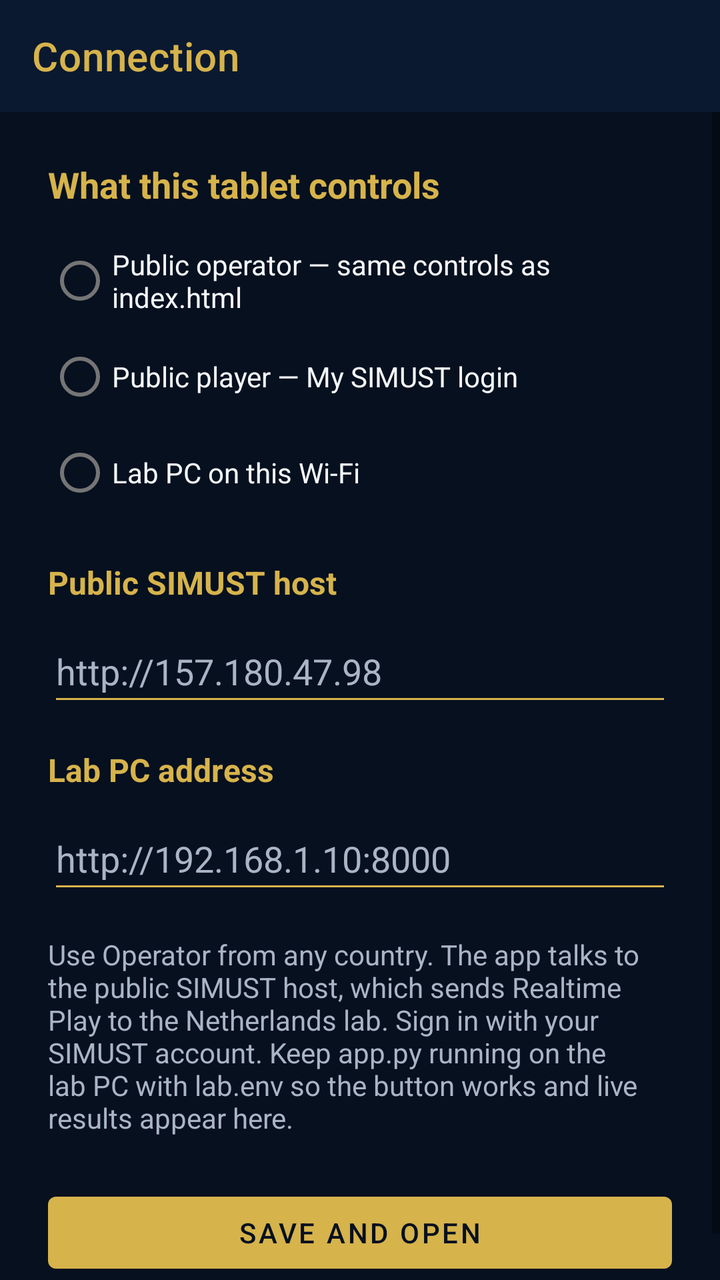
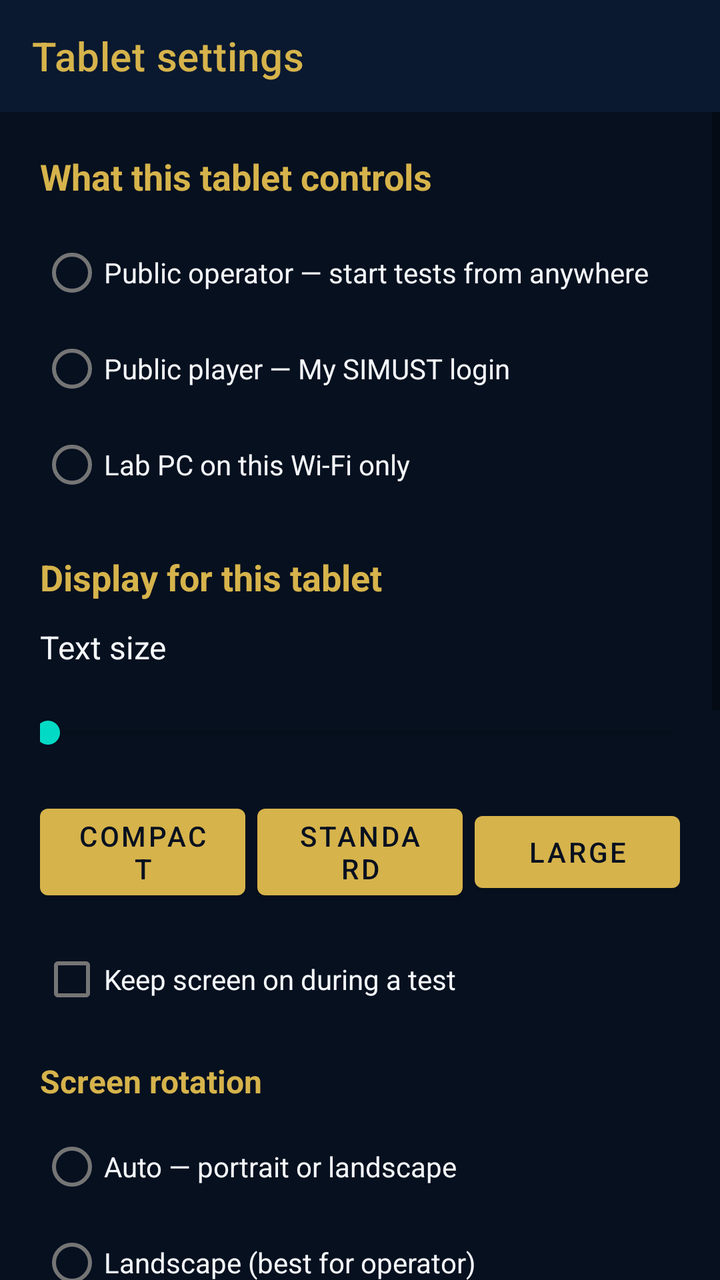

Screens rendered from an Android XML layout before and after an edit, with the pre-edit source and the edit as a unified diff.
<!-- AndroidManifest.xml: application theme Theme.SimustAnalyzer -->
<!-- res/layout/activity_settings.xml -->
<?xml version="1.0" encoding="utf-8"?>
<LinearLayout xmlns:android="http://schemas.android.com/apk/res/android"
    xmlns:app="http://schemas.android.com/apk/res-auto"
    android:layout_width="match_parent"
    android:layout_height="match_parent"
    android:background="@color/navy"
    android:orientation="vertical">

    <androidx.appcompat.widget.Toolbar
        android:id="@+id/toolbar"
        android:layout_width="match_parent"
        android:layout_height="?attr/actionBarSize"
        android:background="@color/navy_2"
        android:theme="@style/ThemeOverlay.AppCompat.Dark.ActionBar"
        app:title="@string/settings_title"
        app:titleTextColor="@color/gold" />

    <ScrollView
        android:layout_width="match_parent"
        android:layout_height="match_parent">

        <LinearLayout
            android:layout_width="match_parent"
            android:layout_height="wrap_content"
            android:orientation="vertical"
            android:padding="24dp">

            <TextView
                android:layout_width="match_parent"
                android:layout_height="wrap_content"
                android:text="@string/mode_label"
                android:textColor="@color/gold"
                android:textSize="18sp"
                android:textStyle="bold" />

            <RadioGroup
                android:id="@+id/modeGroup"
                android:layout_width="match_parent"
                android:layout_height="wrap_content"
                android:layout_marginTop="12dp">

                <RadioButton
                    android:id="@+id/modeOperator"
                    android:layout_width="match_parent"
                    android:layout_height="wrap_content"
                    android:text="@string/mode_operator"
                    android:textColor="@color/ink" />

                <RadioButton
                    android:id="@+id/modePlayer"
                    android:layout_width="match_parent"
                    android:layout_height="wrap_content"
                    android:text="@string/mode_player"
                    android:textColor="@color/ink" />

                <RadioButton
                    android:id="@+id/modeLab"
                    android:layout_width="match_parent"
                    android:layout_height="wrap_content"
                    android:text="@string/mode_lab"
                    android:textColor="@color/ink" />
            </RadioGroup>

            <TextView
                android:layout_width="match_parent"
                android:layout_height="wrap_content"
                android:layout_marginTop="20dp"
                android:text="@string/public_host_label"
                android:textColor="@color/gold"
                android:textSize="16sp"
                android:textStyle="bold" />

            <EditText
                android:id="@+id/publicHost"
                android:layout_width="match_parent"
                android:layout_height="wrap_content"
                android:layout_marginTop="8dp"
                android:backgroundTint="@color/gold"
                android:hint="@string/public_host_hint"
                android:inputType="textUri"
                android:minHeight="48dp"
                android:textColor="@color/ink"
                android:textColorHint="@color/muted" />

            <TextView
                android:layout_width="match_parent"
                android:layout_height="wrap_content"
                android:layout_marginTop="16dp"
                android:text="@string/lab_host_label"
                android:textColor="@color/gold"
                android:textSize="16sp"
                android:textStyle="bold" />

            <EditText
                android:id="@+id/labHost"
                android:layout_width="match_parent"
                android:layout_height="wrap_content"
                android:layout_marginTop="8dp"
                android:backgroundTint="@color/gold"
                android:hint="@string/lab_host_hint"
                android:inputType="textUri"
                android:minHeight="48dp"
                android:textColor="@color/ink"
                android:textColorHint="@color/muted" />

            <TextView
                android:layout_width="match_parent"
                android:layout_height="wrap_content"
                android:layout_marginTop="16dp"
                android:text="@string/help_text"
                android:textColor="@color/muted"
                android:textSize="14sp" />

            <Button
                android:id="@+id/saveButton"
                android:layout_width="match_parent"
                android:layout_height="wrap_content"
                android:layout_marginTop="24dp"
                android:minHeight="48dp"
                android:text="@string/save" />
        </LinearLayout>
    </ScrollView>
</LinearLayout>
<!-- resources referenced by this layout -->
<resources>
  <color name="gold">#D6B34B</color>
  <color name="ink">#F5F8FB</color>
  <color name="muted">#A9B4C5</color>
  <color name="navy">#06101F</color>
  <color name="navy_2">#0A1930</color>
  <string name="help_text">Use Operator from any country. The app talks to the public SIMUST host, which sends Realtime Play to the Netherlands lab. Sign in with your SIMUST account. Keep app.py running on the lab PC with lab.env so the button works and live results appear here.</string>
  <string name="lab_host_hint">http://192.168.1.10:8000</string>
  <string name="lab_host_label">Lab PC address</string>
  <string name="mode_lab">Lab PC on this Wi‑Fi</string>
  <string name="mode_label">What this tablet controls</string>
  <string name="mode_operator">Public operator — same controls as index.html</string>
  <string name="mode_player">Public player — My SIMUST login</string>
  <string name="public_host_hint">http://157.180.47.98</string>
  <string name="public_host_label">Public SIMUST host</string>
  <string name="save">Save and open</string>
  <string name="settings_title">Connection</string>
  <style name="Theme.SimustAnalyzer" parent="Theme.MaterialComponents.DayNight.NoActionBar">
          <item name="colorPrimary">@color/gold</item>
          <item name="colorPrimaryVariant">@color/navy</item>
          <item name="colorOnPrimary">@color/navy</item>
          <item name="android:statusBarColor">@color/navy</item>
          <item name="android:navigationBarColor">@color/navy</item>
          <item name="android:windowBackground">@color/navy</item>
      </style>
</resources>

<!-- the commit's change to res/layout/activity_settings.xml (unified diff, before → after) -->
@@ -17,107 +17,239 @@
 
     <ScrollView
         android:layout_width="match_parent"
-        android:layout_height="match_parent">
+        android:layout_height="match_parent"
+        android:fillViewport="true">
 
         <LinearLayout
             android:layout_width="match_parent"
             android:layout_height="wrap_content"
+            android:gravity="center_horizontal"
             android:orientation="vertical"
-            android:padding="24dp">
-
-            <TextView
+            android:padding="20dp">
+
+            <LinearLayout
                 android:layout_width="match_parent"
                 android:layout_height="wrap_content"
-                android:text="@string/mode_label"
-                android:textColor="@color/gold"
-                android:textSize="18sp"
-                android:textStyle="bold" />
-
-            <RadioGroup
-                android:id="@+id/modeGroup"
-                android:layout_width="match_parent"
-                android:layout_height="wrap_content"
-                android:layout_marginTop="12dp">
-
-                <RadioButton
-                    android:id="@+id/modeOperator"
-                    android:layout_width="match_parent"
-                    android:layout_height="wrap_content"
-                    android:text="@string/mode_operator"
+                android:orientation="vertical">
+
+                <TextView
+                    android:layout_width="match_parent"
+                    android:layout_height="wrap_content"
+                    android:text="@string/mode_label"
+                    android:textColor="@color/gold"
+                    android:textSize="18sp"
+                    android:textStyle="bold" />
+
+                <RadioGroup
+                    android:id="@+id/modeGroup"
+                    android:layout_width="match_parent"
+                    android:layout_height="wrap_content"
+                    android:layout_marginTop="12dp">
+
+                    <RadioButton
+                        android:id="@+id/modeOperator"
+                        android:layout_width="match_parent"
+                        android:layout_height="wrap_content"
+                        android:minHeight="48dp"
+                        android:text="@string/mode_operator"
+                        android:textColor="@color/ink" />
+
+                    <RadioButton
+                        android:id="@+id/modePlayer"
+                        android:layout_width="match_parent"
+                        android:layout_height="wrap_content"
+                        android:minHeight="48dp"
+                        android:text="@string/mode_player"
+                        android:textColor="@color/ink" />
+
+                    <RadioButton
+                        android:id="@+id/modeLab"
+                        android:layout_width="match_parent"
+                        android:layout_height="wrap_content"
+                        android:minHeight="48dp"
+                        android:text="@string/mode_lab"
+                        android:textColor="@color/ink" />
+                </RadioGroup>
+
+                <TextView
+                    android:layout_width="match_parent"
+                    android:layout_height="wrap_content"
+                    android:layout_marginTop="20dp"
+                    android:text="@string/display_label"
+                    android:textColor="@color/gold"
+                    android:textSize="18sp"
+                    android:textStyle="bold" />
+
+                <TextView
+                    android:id="@+id/textZoomValue"
+                    android:layout_width="match_parent"
+                    android:layout_height="wrap_content"
+                    android:layout_marginTop="12dp"
+                    android:text="@string/text_zoom_label"
+                    android:textColor="@color/ink"
+                    android:textSize="16sp" />
+
+                <SeekBar
+                    android:id="@+id/textZoom"
+                    android:layout_width="match_parent"
+                    android:layout_height="wrap_content"
+                    android:layout_marginTop="8dp"
+                    android:minHeight="48dp"
+                    android:paddingStart="4dp"
+                    android:paddingEnd="4dp" />
+
+                <LinearLayout
+                    android:layout_width="match_parent"
+                    android:layout_height="wrap_content"
+                    android:layout_marginTop="8dp"
+                    android:gravity="center"
+                    android:orientation="horizontal">
+
+                    <Button
+                        android:id="@+id/zoomCompact"
+                        android:layout_width="0dp"
+                        android:layout_height="wrap_content"
+                        android:layout_marginEnd="6dp"
+                        android:layout_weight="1"
+                        android:minHeight="48dp"
+                        android:text="@string/zoom_compact" />
+
+                    <Button
+                        android:id="@+id/zoomStandard"
+                        android:layout_width="0dp"
+                        android:layout_height="wrap_content"
+                        android:layout_marginEnd="6dp"
+                        android:layout_weight="1"
+                        android:minHeight="48dp"
+                        android:text="@string/zoom_standard" />
+
+                    <Button
+                        android:id="@+id/zoomLarge"
+                        android:layout_width="0dp"
+                        android:layout_height="wrap_content"
+                        android:layout_weight="1"
+                        android:minHeight="48dp"
+                        android:text="@string/zoom_large" />
+                </LinearLayout>
+
+                <CheckBox
+                    android:id="@+id/keepScreenOn"
+                    android:layout_width="match_parent"
+                    android:layout_height="wrap_content"
+                    android:layout_marginTop="12dp"
+                    android:minHeight="48dp"
+                    android:text="@string/keep_screen_on"
                     android:textColor="@color/ink" />
 
-                <RadioButton
-                    android:id="@+id/modePlayer"
-                    android:layout_width="match_parent"
-                    android:layout_height="wrap_content"
-                    android:text="@string/mode_player"
-                    android:textColor="@color/ink" />
-
-                <RadioButton
-                    android:id="@+id/modeLab"
-                    android:layout_width="match_parent"
-                    android:layout_height="wrap_content"
-                    android:text="@string/mode_lab"
-                    android:textColor="@color/ink" />
-            </RadioGroup>
-
-            <TextView
-                android:layout_width="match_parent"
-                android:layout_height="wrap_content"
-                android:layout_marginTop="20dp"
-                android:text="@string/public_host_label"
-                android:textColor="@color/gold"
-                android:textSize="16sp"
-                android:textStyle="bold" />
-
-            <EditText
-                android:id="@+id/publicHost"
-                android:layout_width="match_parent"
-                android:layout_height="wrap_content"
-                android:layout_marginTop="8dp"
-                android:backgroundTint="@color/gold"
-                android:hint="@string/public_host_hint"
-                android:inputType="textUri"
-                android:minHeight="48dp"
-                android:textColor="@color/ink"
-                android:textColorHint="@color/muted" />
-
-            <TextView
-                android:layout_width="match_parent"
-                android:layout_height="wrap_content"
-                android:layout_marginTop="16dp"
-                android:text="@string/lab_host_label"
-                android:textColor="@color/gold"
-                android:textSize="16sp"
-                android:textStyle="bold" />
-
-            <EditText
-                android:id="@+id/labHost"
-                android:layout_width="match_parent"
-                android:layout_height="wrap_content"
-                android:layout_marginTop="8dp"
-                android:backgroundTint="@color/gold"
-                android:hint="@string/lab_host_hint"
-                android:inputType="textUri"
-                android:minHeight="48dp"
-                android:textColor="@color/ink"
-                android:textColorHint="@color/muted" />
-
-            <TextView
-                android:layout_width="match_parent"
-                android:layout_height="wrap_content"
-                android:layout_marginTop="16dp"
-                android:text="@string/help_text"
-                android:textColor="@color/muted"
-                android:textSize="14sp" />
-
-            <Button
-                android:id="@+id/saveButton"
-                android:layout_width="match_parent"
-                android:layout_height="wrap_content"
-                android:layout_marginTop="24dp"
-                android:minHeight="48dp"
-                android:text="@string/save" />
+                <TextView
+                    android:layout_width="match_parent"
+                    android:layout_height="wrap_content"
+                    android:layout_marginTop="16dp"
+                    android:text="@string/orientation_label"
+                    android:textColor="@color/gold"
+                    android:textSize="16sp"
+                    android:textStyle="bold" />
+
+                <RadioGroup
+                    android:id="@+id/orientationGroup"
+                    android:layout_width="match_parent"
+                    android:layout_height="wrap_content"
+                    android:layout_marginTop="8dp">
+
+                    <RadioButton
+                        android:id="@+id/orientationAuto"
+                        android:layout_width="match_parent"
+                        android:layout_height="wrap_content"
+                        android:minHeight="48dp"
+                        android:text="@string/orientation_auto"
+                        android:textColor="@color/ink" />
+
+                    <RadioButton
+                        android:id="@+id/orientationLandscape"
+                        android:layout_width="match_parent"
+                        android:layout_height="wrap_content"
+                        android:minHeight="48dp"
+                        android:text="@string/orientation_landscape"
+                        android:textColor="@color/ink" />
+
+                    <RadioButton
+                        android:id="@+id/orientationPortrait"
+                        android:layout_width="match_parent"
+                        android:layout_height="wrap_content"
+                        android:minHeight="48dp"
+                        android:text="@string/orientation_portrait"
+                        android:textColor="@color/ink" />
+                </RadioGroup>
+
+                <Button
+                    android:id="@+id/resetDisplayButton"
+                    android:layout_width="match_parent"
+                    android:layout_height="wrap_content"
+                    android:layout_marginTop="8dp"
+                    android:minHeight="48dp"
+                    android:text="@string/reset_display" />
+
+                <TextView
+                    android:layout_width="match_parent"
+                    android:layout_height="wrap_content"
+                    android:layout_marginTop="20dp"
+                    android:text="@string/public_host_label"
+                    android:textColor="@color/gold"
+                    android:textSize="16sp"
+                    android:textStyle="bold" />
+
+                <EditText
+                    android:id="@+id/publicHost"
+                    android:layout_width="match_parent"
+                    android:layout_height="wrap_content"
+                    android:layout_marginTop="8dp"
+                    android:autofillHints=""
+                    android:backgroundTint="@color/gold"
+                    android:hint="@string/public_host_hint"
+                    android:inputType="textUri"
+                    android:minHeight="48dp"
+                    android:textColor="@color/ink"
+                    android:textColorHint="@color/muted" />
+
+                <TextView
+                    android:layout_width="match_parent"
+                    android:layout_height="wrap_content"
+                    android:layout_marginTop="16dp"
+                    android:text="@string/lab_host_label"
+                    android:textColor="@color/gold"
+                    android:textSize="16sp"
+                    android:textStyle="bold" />
+
+                <EditText
+                    android:id="@+id/labHost"
+                    android:layout_width="match_parent"
+                    android:layout_height="wrap_content"
+                    android:layout_marginTop="8dp"
+                    android:autofillHints=""
+                    android:backgroundTint="@color/gold"
+                    android:hint="@string/lab_host_hint"
+                    android:inputType="textUri"
+                    android:minHeight="48dp"
+                    android:textColor="@color/ink"
+                    android:textColorHint="@color/muted" />
+
+                <TextView
+                    android:layout_width="match_parent"
+                    android:layout_height="wrap_content"
+                    android:layout_marginTop="16dp"
+                    android:text="@string/help_text"
+                    android:textColor="@color/muted"
+                    android:textSize="14sp" />
+
+                <Button
+                    android:id="@+id/saveButton"
+                    android:layout_width="match_parent"
+                    android:layout_height="wrap_content"
+                    android:layout_marginTop="24dp"
+                    android:layout_marginBottom="16dp"
+                    android:minHeight="52dp"
+                    android:text="@string/save" />
+            </LinearLayout>
         </LinearLayout>
     </ScrollView>
 </LinearLayout>
<!-- resource entries referenced after the edit -->
@@ -5,17 +5,28 @@
   <color name="muted">#A9B4C5</color>
   <color name="navy">#06101F</color>
   <color name="navy_2">#0A1930</color>
-  <string name="help_text">Use Operator from any country. The app talks to the public SIMUST host, which sends Realtime Play to the Netherlands lab. Sign in with your SIMUST account. Keep app.py running on the lab PC with lab.env so the button works and live results appear here.</string>
+  <string name="display_label">Display for this tablet</string>
+  <string name="help_text">Use Operator from any country on Wi‑Fi or tablet SIM data. The app talks to the public SIMUST host, which sends Realtime Play to the Netherlands lab. Sign in with your SIMUST account. Keep app.py running on the lab PC with lab.env so the button works and live results appear here. Pinch-zoom also works on the console.</string>
+  <string name="keep_screen_on">Keep screen on during a test</string>
   <string name="lab_host_hint">http://192.168.1.10:8000</string>
   <string name="lab_host_label">Lab PC address</string>
-  <string name="mode_lab">Lab PC on this Wi‑Fi</string>
+  <string name="mode_lab">Lab PC on this Wi‑Fi only</string>
   <string name="mode_label">What this tablet controls</string>
-  <string name="mode_operator">Public operator — same controls as index.html</string>
+  <string name="mode_operator">Public operator — start tests from anywhere</string>
   <string name="mode_player">Public player — My SIMUST login</string>
+  <string name="orientation_auto">Auto — portrait or landscape</string>
+  <string name="orientation_label">Screen rotation</string>
+  <string name="orientation_landscape">Landscape (best for operator)</string>
+  <string name="orientation_portrait">Portrait</string>
   <string name="public_host_hint">http://157.180.47.98</string>
   <string name="public_host_label">Public SIMUST host</string>
+  <string name="reset_display">Reset display to tablet defaults</string>
   <string name="save">Save and open</string>
-  <string name="settings_title">Connection</string>
+  <string name="settings_title">Tablet settings</string>
+  <string name="text_zoom_label">Text size</string>
+  <string name="zoom_compact">Compact</string>
+  <string name="zoom_large">Large</string>
+  <string name="zoom_standard">Standard</string>
   <style name="Theme.SimustAnalyzer" parent="Theme.MaterialComponents.DayNight.NoActionBar">
           <item name="colorPrimary">@color/gold</item>
           <item name="colorPrimaryVariant">@color/navy</item>
